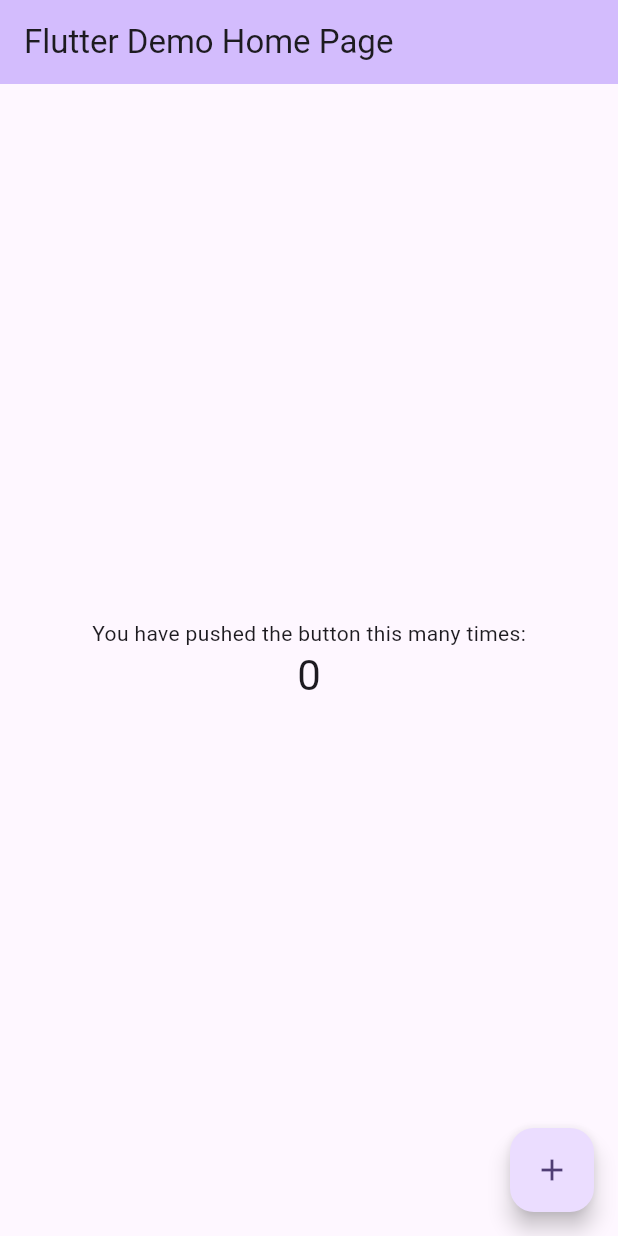
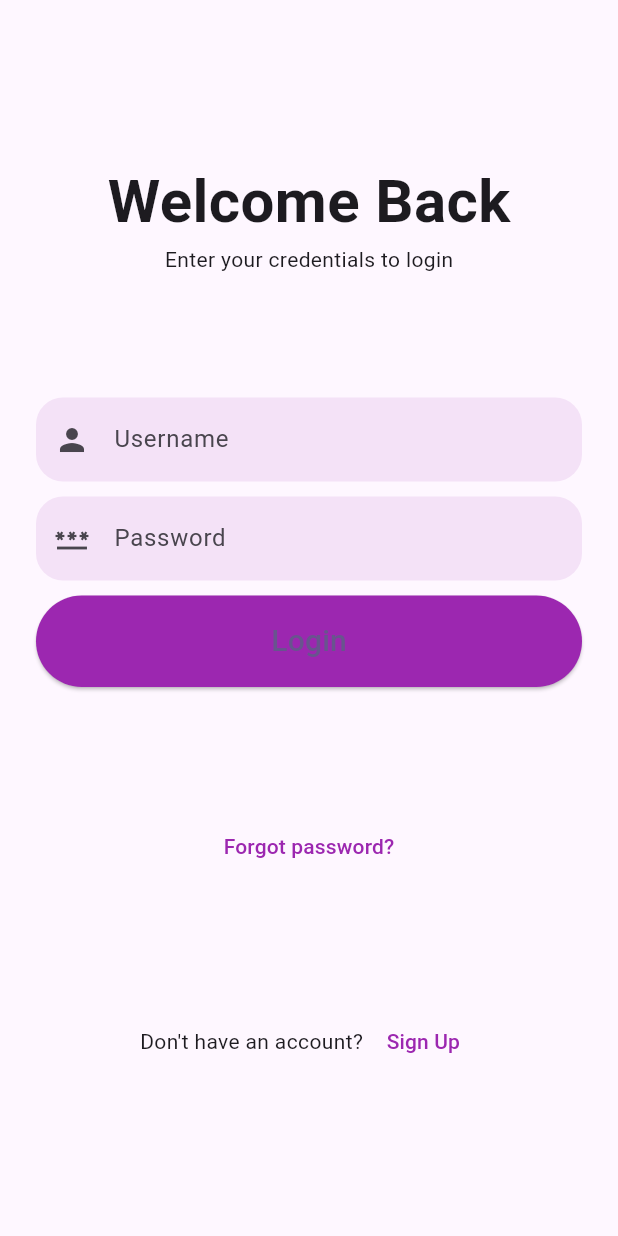
Before and after one commit to nourbejaoui277/APP, a Flutter app: the screen it shows after launch, on a phone screen of 412 x 824 dp. Run offline on Flutter 3.47's test engine with Material 3 defaults, Android fonts, the phone set to English and light mode, and no system bars; our stand-ins replace sqflite; accounts and stored records are empty.

Commit message:
ajout login signup

```diff
--- a/lib/main.dart
+++ b/lib/main.dart
@@ -1,5 +1,5 @@
-import 'package:app1/views/register_page.dart';
 import 'package:flutter/material.dart';
+import 'views/login_page.dart';
 
 void main() {
   runApp(const MyApp());
@@ -8,121 +8,15 @@ void main() {
 class MyApp extends StatelessWidget {
   const MyApp({super.key});
 
-  // This widget is the root of your application.
   @override
   Widget build(BuildContext context) {
     return MaterialApp(
       title: 'Flutter Demo',
       theme: ThemeData(
-        // This is the theme of your application.
-        //
-        // TRY THIS: Try running your application with "flutter run". You'll see
-        // the application has a purple toolbar. Then, without quitting the app,
-        // try changing the seedColor in the colorScheme below to Colors.green
-        // and then invoke "hot reload" (save your changes or press the "hot
-        // reload" button in a Flutter-supported IDE, or press "r" if you used
-        // the command line to start the app).
-        //
-        // Notice that the counter didn't reset back to zero; the application
-        // state is not lost during the reload. To reset the state, use hot
-        // restart instead.
-        //
-        // This works for code too, not just values: Most code changes can be
-        // tested with just a hot reload.
         colorScheme: ColorScheme.fromSeed(seedColor: Colors.deepPurple),
         useMaterial3: true,
       ),
-      home: const MyHomePage(title: 'Flutter Demo Home Page'),
+      home: const LoginPage(),
     );
   }
 }
-
-class MyHomePage extends StatefulWidget {
-  const MyHomePage({super.key, required this.title});
-
-  // This widget is the home page of your application. It is stateful, meaning
-  // that it has a State object (defined below) that contains fields that affect
-  // how it looks.
-
-  // This class is the configuration for the state. It holds the values (in this
-  // case the title) provided by the parent (in this case the App widget) and
-  // used by the build method of the State. Fields in a Widget subclass are
-  // always marked "final".
-
-  final String title;
-
-  @override
-  State<MyHomePage> createState() => _MyHomePageState();
-}
-
-class _MyHomePageState extends State<MyHomePage> {
-  int _counter = 0;
-
-  void _incrementCounter() {
-    setState(() {
-      // This call to setState tells the Flutter framework that something has
-      // changed in this State, which causes it to rerun the build method below
-      // so that the display can reflect the updated values. If we changed
-      // _counter without calling setState(), then the build method would not be
-      // called again, and so nothing would appear to happen.
-      _counter++;
-    });
-  }
-
-  @override
-  Widget build(BuildContext context) {
-    // This method is rerun every time setState is called, for instance as done
-    // by the _incrementCounter method above.
-    //
-    // The Flutter framework has been optimized to make rerunning build methods
-    // fast, so that you can just rebuild anything that needs updating rather
-    // than having to individually change instances of widgets.
-    return Scaffold(
-      appBar: AppBar(
-        // TRY THIS: Try changing the color here to a specific color (to
-        // Colors.amber, perhaps?) and trigger a hot reload to see the AppBar
-        // change color while the other colors stay the same.
-        backgroundColor: Theme.of(context).colorScheme.inversePrimary,
-        // Here we take the value from the MyHomePage object that was created by
-        // the App.build method, and use it to set our appbar title.
-        title: Text(widget.title),
-      ),
-      body: Center(
-        // Center is a layout widget. It takes a single child and positions it
-        // in the middle of the parent.
-        child: Column(
-          // Column is also a layout widget. It takes a list of children and
-          // arranges them vertically. By default, it sizes itself to fit its
-          // children horizontally, and tries to be as tall as its parent.
-          //
-          // Column has various properties to control how it sizes itself and
-          // how it positions its children. Here we use mainAxisAlignment to
-          // center the children vertically; the main axis here is the vertical
-          // axis because Columns are vertical (the cross axis would be
-          // horizontal).
-          //
-          // TRY THIS: Invoke "debug painting" (choose the "Toggle Debug Paint"
-          // action in the IDE, or press "p" in the console), to see the
-          // wireframe for each widget.
-          mainAxisAlignment: MainAxisAlignment.center,
-          children: <Widget>[
-            const Text(
-              'You have pushed the button this many times:',
-            ),
-            Text(
-              '$_counter',
-              style: Theme.of(context).textTheme.headlineMedium,
-            ),
-          ],
-        ),
-      ),
-      floatingActionButton: FloatingActionButton(
-        onPressed: () {
-          Navigator.push(context, MaterialPageRoute(builder: (context)=> RegisterPage()));
-        },
-        tooltip: 'Increment',
-        child: const Icon(Icons.add),
-      ), // This trailing comma makes auto-formatting nicer for build methods.
-    );
-  }
-}
--- /dev/null
+++ b/lib/views/login_page.dart
@@ -0,0 +1,112 @@
+import 'package:flutter/material.dart';
+import 'signup_page.dart';
+import 'package:app1/controllers/login_controller.dart';
+
+class LoginPage extends StatelessWidget {
+  const LoginPage({super.key});
+
+  @override
+  Widget build(BuildContext context) {
+    return Scaffold(
+      body: Container(
+        margin: const EdgeInsets.all(24),
+        child: Column(
+          mainAxisAlignment: MainAxisAlignment.spaceEvenly,
+          children: [
+            _header(context),
+            _inputField(context),
+            _forgotPassword(context),
+            _signup(context),
+          ],
+        ),
+      ),
+    );
+  }
+
+  Widget _header(BuildContext context) {
+    return const Column(
+      children: [
+        Text(
+          "Welcome Back",
+          style: TextStyle(fontSize: 40, fontWeight: FontWeight.bold),
+        ),
+        Text("Enter your credentials to login"),
+      ],
+    );
+  }
+
+  Widget _inputField(BuildContext context) {
+    return Column(
+      crossAxisAlignment: CrossAxisAlignment.stretch,
+      children: [
+        TextField(
+          decoration: InputDecoration(
+              hintText: "Username",
+              border: OutlineInputBorder(
+                  borderRadius: BorderRadius.circular(18),
+                  borderSide: BorderSide.none),
+              fillColor: Colors.purple.withOpacity(0.1),
+              filled: true,
+              prefixIcon: const Icon(Icons.person)),
+        ),
+        const SizedBox(height: 10),
+        TextField(
+          decoration: InputDecoration(
+            hintText: "Password",
+            border: OutlineInputBorder(
+                borderRadius: BorderRadius.circular(18),
+                borderSide: BorderSide.none),
+            fillColor: Colors.purple.withOpacity(0.1),
+            filled: true,
+            prefixIcon: const Icon(Icons.password),
+          ),
+          obscureText: true,
+        ),
+        const SizedBox(height: 10),
+        ElevatedButton(
+          onPressed: () {},
+          style: ElevatedButton.styleFrom(
+            shape: const StadiumBorder(),
+            padding: const EdgeInsets.symmetric(vertical: 16),
+            backgroundColor: Colors.purple,
+          ),
+          child: const Text(
+            "Login",
+            style: TextStyle(fontSize: 20),
+          ),
+        )
+      ],
+    );
+  }
+
+  Widget _forgotPassword(BuildContext context) {
+    return TextButton(
+      onPressed: () {},
+      child: const Text(
+        "Forgot password?",
+        style: TextStyle(color: Colors.purple),
+      ),
+    );
+  }
+
+  Widget _signup(BuildContext context) {
+    return Row(
+      mainAxisAlignment: MainAxisAlignment.center,
+      children: [
+        const Text("Don't have an account? "),
+        TextButton(
+          onPressed: () {
+            Navigator.push(
+              context,
+              MaterialPageRoute(builder: (context) => const SignupPage()),
+            );
+          },
+          child: const Text(
+            "Sign Up",
+            style: TextStyle(color: Colors.purple),
+          ),
+        )
+      ],
+    );
+  }
+}
```
Also changed, not shown: lib/views/Signup_Page.dart (added, +169 -0 lines), lib/views/register_page.dart (deleted, +0 -68 lines), lib/controllers/login_controller.dart (renamed from lib/controllers/register_controller.dart), lib/controllers/signup_controller.dart (added).
